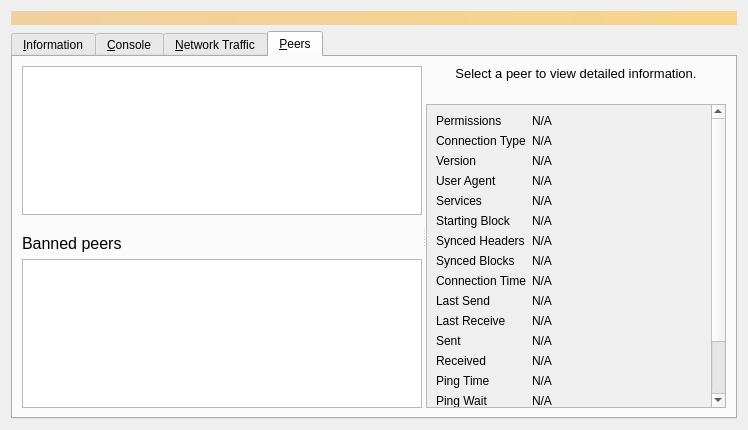
Above: src/qt/forms/debugwindow.ui from bitcoincore-dev/bitcoin-2001-863168-294116-d812cf1189 before the change. Below: the same form after it.
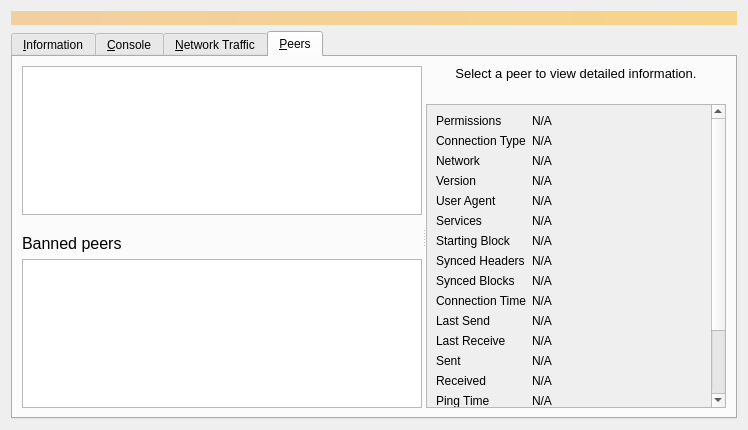
That is the form after the change. The open tabs and pages were chosen to show the change. Icons and pictures are not drawn. Custom widgets are drawn as their Qt base class.

Commit message:
gui: display network in peer details
Github-Pull: gui#162
Rebased-From: e262a19b0ba07d8d2334551f49ca1577ab2999fc

Diff of the .ui file:
```diff
--- a/src/qt/forms/debugwindow.ui
+++ b/src/qt/forms/debugwindow.ui
@@ -1129,13 +1129,39 @@
                 </widget>
                </item>
                <item row="2" column="0">
+                <widget class="QLabel" name="peerNetworkLabel">
+                 <property name="toolTip">
+                  <string>The network protocol this peer is connected through: IPv4, IPv6, Onion, I2P, or CJDNS.</string>
+                 </property>
+                 <property name="text">
+                  <string>Network</string>
+                 </property>
+                </widget>
+               </item>
+               <item row="2" column="1">
+                <widget class="QLabel" name="peerNetwork">
+                 <property name="cursor">
+                  <cursorShape>IBeamCursor</cursorShape>
+                 </property>
+                 <property name="text">
+                  <string>N/A</string>
+                 </property>
+                 <property name="textFormat">
+                  <enum>Qt::PlainText</enum>
+                 </property>
+                 <property name="textInteractionFlags">
+                  <set>Qt::LinksAccessibleByMouse|Qt::TextSelectableByKeyboard|Qt::TextSelectableByMouse</set>
+                 </property>
+                </widget>
+               </item>
+               <item row="3" column="0">
                 <widget class="QLabel" name="label_21">
                  <property name="text">
                   <string>Version</string>
                  </property>
                 </widget>
                </item>
-               <item row="2" column="1">
+               <item row="3" column="1">
                 <widget class="QLabel" name="peerVersion">
                  <property name="cursor">
                   <cursorShape>IBeamCursor</cursorShape>
@@ -1151,14 +1177,14 @@
                  </property>
                 </widget>
                </item>
-               <item row="3" column="0">
+               <item row="4" column="0">
                 <widget class="QLabel" name="label_28">
                  <property name="text">
                   <string>User Agent</string>
                  </property>
                 </widget>
                </item>
-               <item row="3" column="1">
+               <item row="4" column="1">
                 <widget class="QLabel" name="peerSubversion">
                  <property name="cursor">
                   <cursorShape>IBeamCursor</cursorShape>
@@ -1174,14 +1200,14 @@
                  </property>
                 </widget>
                </item>
-               <item row="4" column="0">
+               <item row="5" column="0">
                 <widget class="QLabel" name="label_4">
                  <property name="text">
                   <string>Services</string>
                  </property>
                 </widget>
                </item>
-               <item row="4" column="1">
+               <item row="5" column="1">
                 <widget class="QLabel" name="peerServices">
                  <property name="cursor">
                   <cursorShape>IBeamCursor</cursorShape>
@@ -1197,14 +1223,14 @@
                  </property>
                 </widget>
                </item>
-               <item row="5" column="0">
+               <item row="6" column="0">
                 <widget class="QLabel" name="label_29">
                  <property name="text">
                   <string>Starting Block</string>
                  </property>
                 </widget>
                </item>
-               <item row="5" column="1">
+               <item row="6" column="1">
                 <widget class="QLabel" name="peerHeight">
                  <property name="cursor">
                   <cursorShape>IBeamCursor</cursorShape>
@@ -1220,14 +1246,14 @@
                  </property>
                 </widget>
                </item>
-               <item row="6" column="0">
+               <item row="7" column="0">
                 <widget class="QLabel" name="label_27">
                  <property name="text">
                   <string>Synced Headers</string>
                  </property>
                 </widget>
                </item>
-               <item row="6" column="1">
+               <item row="7" column="1">
                 <widget class="QLabel" name="peerSyncHeight">
                  <property name="cursor">
                   <cursorShape>IBeamCursor</cursorShape>
@@ -1243,14 +1269,14 @@
                  </property>
                 </widget>
                </item>
-               <item row="7" column="0">
+               <item row="8" column="0">
                 <widget class="QLabel" name="label_25">
                  <property name="text">
                   <string>Synced Blocks</string>
                  </property>
                 </widget>
                </item>
-               <item row="7" column="1">
+               <item row="8" column="1">
                 <widget class="QLabel" name="peerCommonHeight">
                  <property name="cursor">
                   <cursorShape>IBeamCursor</cursorShape>
@@ -1266,14 +1292,14 @@
                  </property>
                 </widget>
                </item>
-               <item row="8" column="0">
+               <item row="9" column="0">
                 <widget class="QLabel" name="label_22">
                  <property name="text">
                   <string>Connection Time</string>
                  </property>
                 </widget>
                </item>
-               <item row="8" column="1">
+               <item row="9" column="1">
                 <widget class="QLabel" name="peerConnTime">
                  <property name="cursor">
                   <cursorShape>IBeamCursor</cursorShape>
@@ -1289,14 +1315,14 @@
                  </property>
                 </widget>
                </item>
-               <item row="9" column="0">
+               <item row="10" column="0">
                 <widget class="QLabel" name="label_15">
                  <property name="text">
                   <string>Last Send</string>
                  </property>
                 </widget>
                </item>
-               <item row="9" column="1">
+               <item row="10" column="1">
                 <widget class="QLabel" name="peerLastSend">
                  <property name="cursor">
                   <cursorShape>IBeamCursor</cursorShape>
@@ -1312,14 +1338,14 @@
                  </property>
                 </widget>
                </item>
-               <item row="10" column="0">
+               <item row="11" column="0">
                 <widget class="QLabel" name="label_19">
                  <property name="text">
                   <string>Last Receive</string>
                  </property>
                 </widget>
                </item>
-               <item row="10" column="1">
+               <item row="11" column="1">
                 <widget class="QLabel" name="peerLastRecv">
                  <property name="cursor">
                   <cursorShape>IBeamCursor</cursorShape>
@@ -1335,14 +1361,14 @@
                  </property>
                 </widget>
                </item>
-               <item row="11" column="0">
+               <item row="12" column="0">
                 <widget class="QLabel" name="label_18">
                  <property name="text">
                   <string>Sent</string>
                  </property>
                 </widget>
                </item>
-               <item row="11" column="1">
+               <item row="12" column="1">
                 <widget class="QLabel" name="peerBytesSent">
                  <property name="cursor">
                   <cursorShape>IBeamCursor</cursorShape>
@@ -1358,14 +1384,14 @@
                  </property>
                 </widget>
                </item>
-               <item row="12" column="0">
+               <item row="13" column="0">
                 <widget class="QLabel" name="label_20">
                  <property name="text">
                   <string>Received</string>
                  </property>
                 </widget>
                </item>
-               <item row="12" column="1">
+               <item row="13" column="1">
                 <widget class="QLabel" name="peerBytesRecv">
                  <property name="cursor">
                   <cursorShape>IBeamCursor</cursorShape>
@@ -1381,14 +1407,14 @@
                  </property>
                 </widget>
                </item>
-               <item row="13" column="0">
+               <item row="14" column="0">
                 <widget class="QLabel" name="label_26">
                  <property name="text">
                   <string>Ping Time</string>
                  </property>
                 </widget>
                </item>
-               <item row="13" column="1">
+               <item row="14" column="1">
                 <widget class="QLabel" name="peerPingTime">
                  <property name="cursor">
                   <cursorShape>IBeamCursor</cursorShape>
@@ -1404,7 +1430,7 @@
                  </property>
                 </widget>
                </item>
-               <item row="14" column="0">
+               <item row="15" column="0">
                 <widget class="QLabel" name="peerPingWaitLabel">
                  <property name="toolTip">
                   <string>The duration of a currently outstanding ping.</string>
@@ -1414,7 +1440,7 @@
                  </property>
                 </widget>
                </item>
-               <item row="14" column="1">
+               <item row="15" column="1">
                 <widget class="QLabel" name="peerPingWait">
                  <property name="cursor">
                   <cursorShape>IBeamCursor</cursorShape>
@@ -1430,14 +1456,14 @@
                  </property>
                 </widget>
                </item>
-               <item row="15" column="0">
+               <item row="16" column="0">
                 <widget class="QLabel" name="peerMinPingLabel">
                  <property name="text">
                   <string>Min Ping</string>
                  </property>
                 </widget>
                </item>
-               <item row="15" column="1">
+               <item row="16" column="1">
                 <widget class="QLabel" name="peerMinPing">
                  <property name="cursor">
                   <cursorShape>IBeamCursor</cursorShape>
@@ -1453,14 +1479,14 @@
                  </property>
                 </widget>
                </item>
-               <item row="16" column="0">
+               <item row="17" column="0">
                 <widget class="QLabel" name="label_timeoffset">
                  <property name="text">
                   <string>Time Offset</string>
                  </property>
                 </widget>
                </item>
-               <item row="16" column="1">
+               <item row="17" column="1">
                 <widget class="QLabel" name="timeoffset">
                  <property name="cursor">
                   <cursorShape>IBeamCursor</cursorShape>
@@ -1476,7 +1502,7 @@
                  </property>
                 </widget>
                </item>
-               <item row="17" column="0">
+               <item row="18" column="0">
                 <widget class="QLabel" name="peerMappedASLabel">
                  <property name="toolTip">
                   <string>The mapped Autonomous System used for diversifying peer selection.</string>
@@ -1486,7 +1512,7 @@
                  </property>
                 </widget>
                </item>
-               <item row="17" column="1">
+               <item row="18" column="1">
                 <widget class="QLabel" name="peerMappedAS">
                  <property name="cursor">
                   <cursorShape>IBeamCursor</cursorShape>
@@ -1502,7 +1528,7 @@
                  </property>
                 </widget>
                </item>
-               <item row="18" column="0">
+               <item row="19" column="0">
                 <spacer name="verticalSpacer_3">
                  <property name="orientation">
                   <enum>Qt::Vertical</enum>
```
The commit also changes 1 other file.
